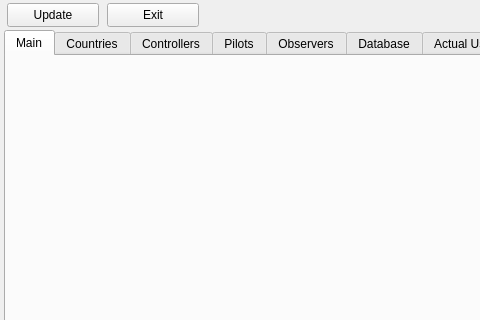
emper0r/IVAO-status, file QtUI/MainWindow_UI.ui: the form before one commit; both pictures show x 0 to 480 and y 0 to 320 of the 1024 by 768 pixel window.
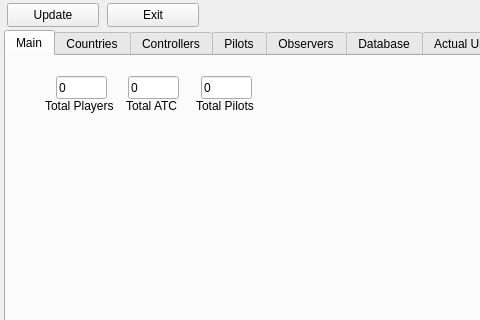
The form after the commit.

Commit message:
* Ready little bit of Main Tab Info.
	+ Working Total, Pilot and ATC players

Diff of the .ui file:
```diff
--- a/QtUI/MainWindow_UI.ui
+++ b/QtUI/MainWindow_UI.ui
@@ -42,6 +42,102 @@
      <attribute name="title">
       <string>Main</string>
      </attribute>
+     <widget class="QLineEdit" name="TotalPlayers">
+      <property name="enabled">
+       <bool>true</bool>
+      </property>
+      <property name="geometry">
+       <rect>
+        <x>50</x>
+        <y>20</y>
+        <width>51</width>
+        <height>23</height>
+       </rect>
+      </property>
+      <property name="text">
+       <string>0</string>
+      </property>
+      <property name="readOnly">
+       <bool>true</bool>
+      </property>
+     </widget>
+     <widget class="QLineEdit" name="TotalATC">
+      <property name="enabled">
+       <bool>true</bool>
+      </property>
+      <property name="geometry">
+       <rect>
+        <x>122</x>
+        <y>20</y>
+        <width>51</width>
+        <height>23</height>
+       </rect>
+      </property>
+      <property name="text">
+       <string>0</string>
+      </property>
+      <property name="readOnly">
+       <bool>true</bool>
+      </property>
+     </widget>
+     <widget class="QLineEdit" name="TotalPilots">
+      <property name="enabled">
+       <bool>true</bool>
+      </property>
+      <property name="geometry">
+       <rect>
+        <x>195</x>
+        <y>20</y>
+        <width>51</width>
+        <height>23</height>
+       </rect>
+      </property>
+      <property name="text">
+       <string>0</string>
+      </property>
+      <property name="readOnly">
+       <bool>true</bool>
+      </property>
+     </widget>
+     <widget class="QLabel" name="TotalPlayers_label">
+      <property name="geometry">
+       <rect>
+        <x>39</x>
+        <y>40</y>
+        <width>71</width>
+        <height>20</height>
+       </rect>
+      </property>
+      <property name="text">
+       <string>Total Players</string>
+      </property>
+     </widget>
+     <widget class="QLabel" name="TotalAtc_label">
+      <property name="geometry">
+       <rect>
+        <x>120</x>
+        <y>40</y>
+        <width>51</width>
+        <height>20</height>
+       </rect>
+      </property>
+      <property name="text">
+       <string>Total ATC</string>
+      </property>
+     </widget>
+     <widget class="QLabel" name="TotalPilots_label">
+      <property name="geometry">
+       <rect>
+        <x>190</x>
+        <y>40</y>
+        <width>61</width>
+        <height>20</height>
+       </rect>
+      </property>
+      <property name="text">
+       <string>Total Pilots</string>
+      </property>
+     </widget>
     </widget>
     <widget class="QWidget" name="countries">
      <attribute name="title">
```
The commit also changes 2 other files.
